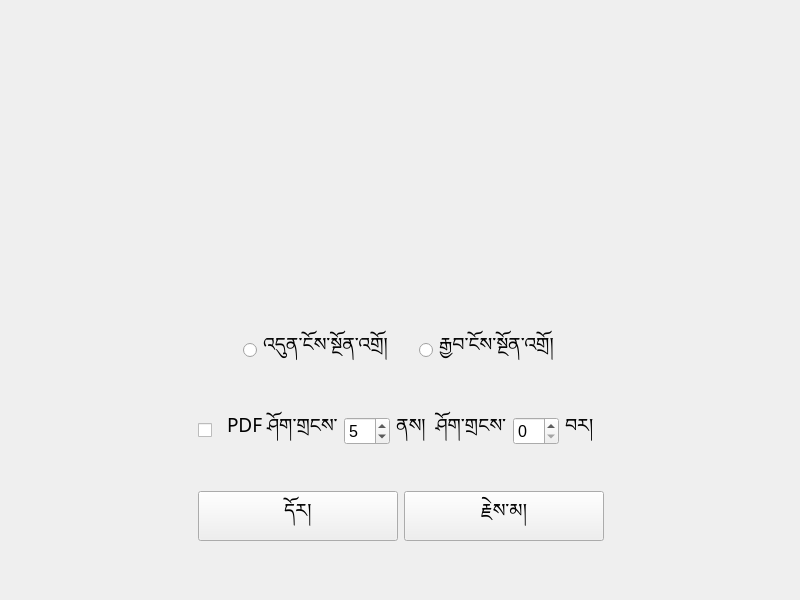
This is window.ui in buda-base/pecha-printer as Qt 5 draws it before an edit. The edited form follows.
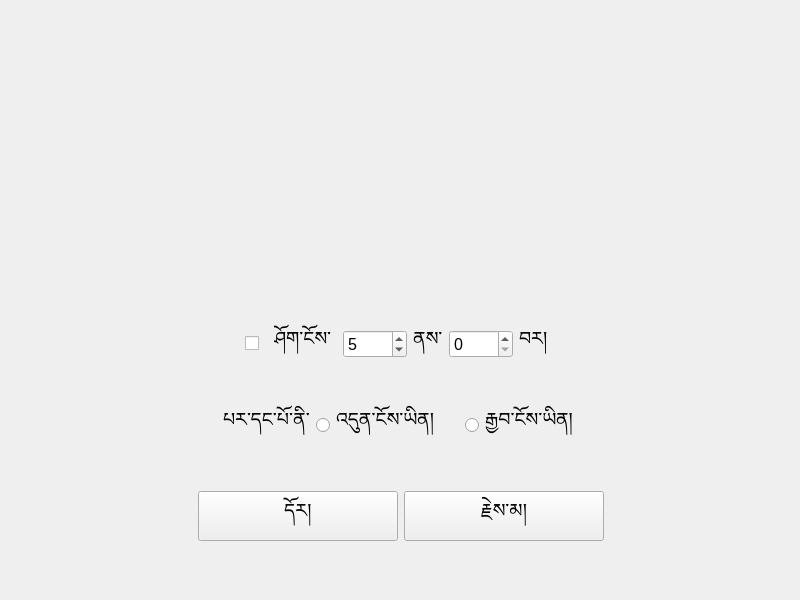
This is the edited form. The open tabs and pages were chosen to show the change.

```diff
--- a/window.ui
+++ b/window.ui
@@ -63,9 +63,9 @@
      <property name="geometry">
       <rect>
        <x>0</x>
-       <y>250</y>
+       <y>120</y>
        <width>801</width>
-       <height>291</height>
+       <height>421</height>
       </rect>
      </property>
      <property name="currentIndex">
@@ -225,9 +225,9 @@
        <property name="geometry">
         <rect>
          <x>0</x>
-         <y>30</y>
+         <y>20</y>
          <width>801</width>
-         <height>261</height>
+         <height>401</height>
         </rect>
        </property>
        <layout class="QVBoxLayout" name="verticalLayout_2">
@@ -236,10 +236,13 @@
           <property name="orientation">
            <enum>Qt::Vertical</enum>
           </property>
+          <property name="sizeType">
+           <enum>QSizePolicy::Expanding</enum>
+          </property>
           <property name="sizeHint" stdset="0">
            <size>
             <width>20</width>
-            <height>40</height>
+            <height>70</height>
            </size>
           </property>
          </spacer>
@@ -297,72 +300,17 @@
          </layout>
         </item>
         <item>
-         <layout class="QHBoxLayout" name="horizontalLayout_15">
-          <item>
-           <spacer name="horizontalSpacer_22">
-            <property name="orientation">
-             <enum>Qt::Horizontal</enum>
-            </property>
-            <property name="sizeHint" stdset="0">
-             <size>
-              <width>40</width>
-              <height>20</height>
-             </size>
-            </property>
-           </spacer>
-          </item>
-          <item>
-           <widget class="QRadioButton" name="radioButton_2">
-            <property name="font">
-             <font>
-              <family>Microsoft Himalaya</family>
-              <pointsize>14</pointsize>
-             </font>
-            </property>
-            <property name="text">
-             <string>འདུན་ངོས་སྔོན་འགྲོ།    </string>
-            </property>
-            <property name="iconSize">
-             <size>
-              <width>30</width>
-              <height>30</height>
-             </size>
-            </property>
-           </widget>
-          </item>
-          <item>
-           <widget class="QRadioButton" name="radioButton">
-            <property name="font">
-             <font>
-              <family>Microsoft Himalaya</family>
-              <pointsize>14</pointsize>
-             </font>
-            </property>
-            <property name="text">
-             <string>རྒྱབ་ངོས་སྔོན་འགྲོ།</string>
-            </property>
-            <property name="iconSize">
-             <size>
-              <width>30</width>
-              <height>30</height>
-             </size>
-            </property>
-           </widget>
-          </item>
-          <item>
-           <spacer name="horizontalSpacer_21">
-            <property name="orientation">
-             <enum>Qt::Horizontal</enum>
-            </property>
-            <property name="sizeHint" stdset="0">
-             <size>
-              <width>40</width>
-              <height>20</height>
-             </size>
-            </property>
-           </spacer>
-          </item>
-         </layout>
+         <spacer name="verticalSpacer_6">
+          <property name="orientation">
+           <enum>Qt::Vertical</enum>
+          </property>
+          <property name="sizeHint" stdset="0">
+           <size>
+            <width>20</width>
+            <height>40</height>
+           </size>
+          </property>
+         </spacer>
         </item>
         <item>
          <widget class="QFrame" name="frame">
@@ -412,7 +360,7 @@
                   </font>
                  </property>
                  <property name="text">
-                  <string>PDF ཤོག་གྲངས་</string>
+                  <string>ཤོག་ངོས་ </string>
                  </property>
                  <property name="scaledContents">
                   <bool>false</bool>
@@ -435,6 +383,12 @@
                    <pointsize>12</pointsize>
                   </font>
                  </property>
+                 <property name="minimum">
+                  <number>1</number>
+                 </property>
+                 <property name="maximum">
+                  <number>9999</number>
+                 </property>
                  <property name="value">
                   <number>5</number>
                  </property>
@@ -449,7 +403,7 @@
                   </font>
                  </property>
                  <property name="text">
-                  <string>ནས།  ཤོག་གྲངས་</string>
+                  <string>ནས་</string>
                  </property>
                 </widget>
                </item>
@@ -460,6 +414,9 @@
                    <pointsize>12</pointsize>
                   </font>
                  </property>
+                 <property name="maximum">
+                  <number>9999</number>
+                 </property>
                 </widget>
                </item>
                <item>
@@ -496,14 +453,98 @@
          </widget>
         </item>
         <item>
-         <spacer name="verticalSpacer_6">
+         <layout class="QHBoxLayout" name="horizontalLayout_15">
+          <item>
+           <spacer name="horizontalSpacer_22">
+            <property name="orientation">
+             <enum>Qt::Horizontal</enum>
+            </property>
+            <property name="sizeHint" stdset="0">
+             <size>
+              <width>40</width>
+              <height>20</height>
+             </size>
+            </property>
+           </spacer>
+          </item>
+          <item>
+           <widget class="QLabel" name="label_13">
+            <property name="font">
+             <font>
+              <family>Microsoft Himalaya</family>
+              <pointsize>14</pointsize>
+             </font>
+            </property>
+            <property name="text">
+             <string>པར་དང་པོ་ནི་</string>
+            </property>
+           </widget>
+          </item>
+          <item>
+           <widget class="QRadioButton" name="radioButton_2">
+            <property name="font">
+             <font>
+              <family>Microsoft Himalaya</family>
+              <pointsize>14</pointsize>
+             </font>
+            </property>
+            <property name="text">
+             <string>འདུན་ངོས་ཡིན།    </string>
+            </property>
+            <property name="iconSize">
+             <size>
+              <width>30</width>
+              <height>30</height>
+             </size>
+            </property>
+           </widget>
+          </item>
+          <item>
+           <widget class="QRadioButton" name="radioButton">
+            <property name="font">
+             <font>
+              <family>Microsoft Himalaya</family>
+              <pointsize>14</pointsize>
+             </font>
+            </property>
+            <property name="text">
+             <string>རྒྱབ་ངོས་ཡིན།</string>
+            </property>
+            <property name="iconSize">
+             <size>
+              <width>30</width>
+              <height>30</height>
+             </size>
+            </property>
+           </widget>
+          </item>
+          <item>
+           <spacer name="horizontalSpacer_21">
+            <property name="orientation">
+             <enum>Qt::Horizontal</enum>
+            </property>
+            <property name="sizeHint" stdset="0">
+             <size>
+              <width>40</width>
+              <height>20</height>
+             </size>
+            </property>
+           </spacer>
+          </item>
+         </layout>
+        </item>
+        <item>
+         <spacer name="verticalSpacer_10">
           <property name="orientation">
            <enum>Qt::Vertical</enum>
           </property>
+          <property name="sizeType">
+           <enum>QSizePolicy::Fixed</enum>
+          </property>
           <property name="sizeHint" stdset="0">
            <size>
             <width>20</width>
-            <height>40</height>
+            <height>30</height>
            </size>
           </property>
          </spacer>
```
Left out of the diff: 19 changed lines with no effect on the pictures.
